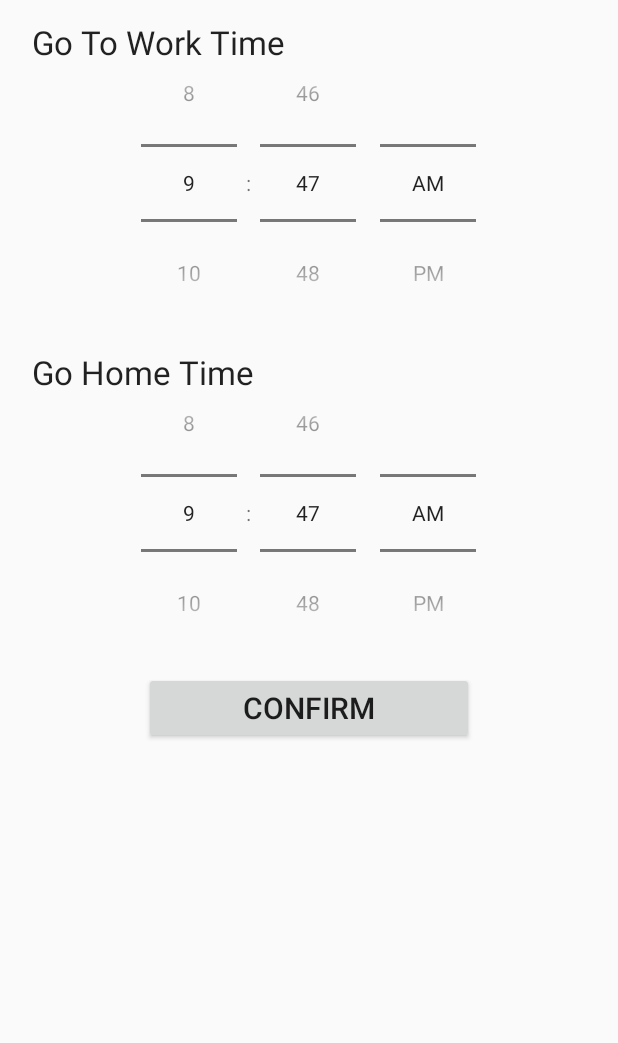
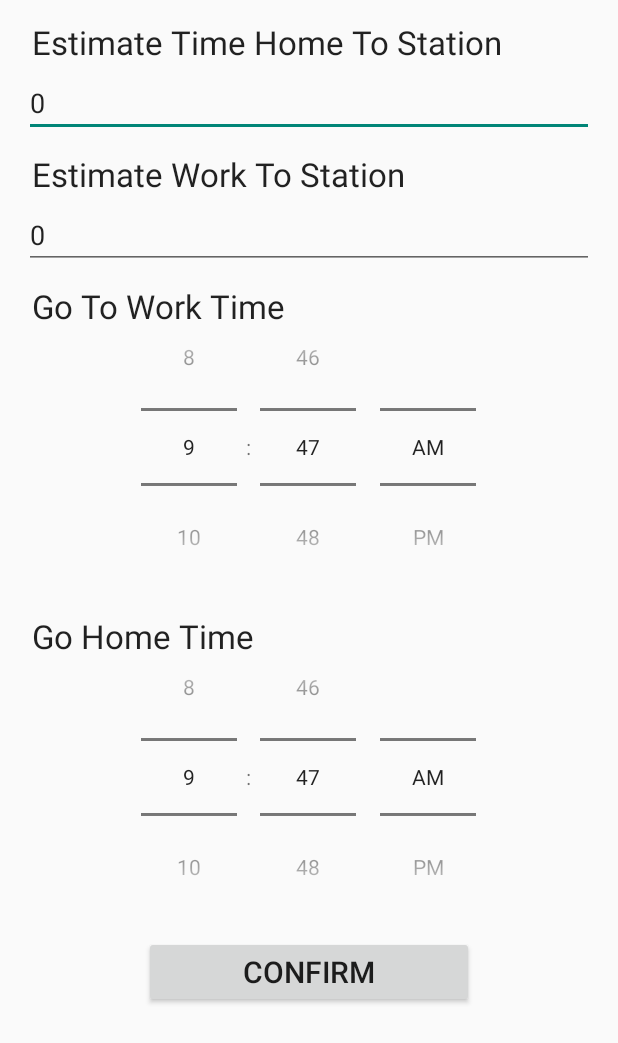
Before and after one commit to yawenl/subway_alert, an Android app: the layout activity_set_start_time.xml on its own in the app's theme, with its tools: preview values and no code run, on a phone screen of 412 x 824 dp. Shown: the top 1043 px of the screen. Run offline under Robolectric (Android 15) with nearby library versions, the phone set to English and light mode, and no system bars.

```diff
--- a/app/src/main/java/com/example/lindsey/wayfair_alert/SetStartTimeActivity.java
+++ b/app/src/main/java/com/example/lindsey/wayfair_alert/SetStartTimeActivity.java
@@ -11,6 +11,7 @@ import android.view.Menu;
 import android.view.MenuItem;
 import android.view.View;
 import android.widget.DatePicker;
+import android.widget.EditText;
 import android.widget.TimePicker;
 
 import org.json.JSONObject;
@@ -70,9 +71,15 @@ public class SetStartTimeActivity extends ActionBarActivity {
         editor.putInt("workMinute", workMinute);
         editor.putInt("homeHour", homeHour);
         editor.putInt("homeMinute", homeMinute);
-        editor.commit();
+
+        int timeEHomeToStation = Integer.parseInt(((EditText)this.findViewById(R.id.eHomeToStation)).getText().toString());
+        editor.putInt("eHomeToStation", timeEHomeToStation);
+
+        int timeEWorkToStation = Integer.parseInt(((EditText)this.findViewById(R.id.eWorkToStation)).getText().toString());
+        editor.putInt("eWorkToStation", timeEWorkToStation);
 
 
+        editor.commit();
 
         finish();
         return;
--- a/app/src/main/java/com/example/lindsey/wayfair_alert/Utility.java
+++ b/app/src/main/java/com/example/lindsey/wayfair_alert/Utility.java
@@ -5,6 +5,7 @@ import android.content.Context;
 import android.content.DialogInterface;
 import android.util.Log;
 
+import java.util.Calendar;
 import java.util.HashMap;
 import java.util.Random;
 
@@ -205,4 +206,22 @@ public class Utility {
             return b + a;
         }
     }
+
+    /**
+     *
+     * calculate the time into seconds
+     *
+     * @return totalSeconds
+     */
+    public static int getCurrentTime(){
+        Calendar c = Calendar.getInstance();
+
+        int seconds = c.get(Calendar.SECOND);
+        int minutes = c.get(Calendar.MINUTE);
+        int hours = c.get(Calendar.HOUR);
+
+        int totalSeconds = seconds + minutes * 60 + hours * 60 * 60;
+        return totalSeconds;
+
+    }
 }
--- a/app/src/main/res/layout/activity_set_start_time.xml
+++ b/app/src/main/res/layout/activity_set_start_time.xml
@@ -17,6 +17,50 @@
         <!-- everything you already have -->
 
 
+        <TextView
+            android:layout_width="wrap_content"
+            android:layout_height="wrap_content"
+            android:textAppearance="?android:attr/textAppearanceLarge"
+            android:text="Estimate Time Home To Station"
+            android:id="@+id/esstext"
+            android:layout_marginTop="10dp"
+            android:layout_marginBottom="3dp"
+            android:layout_marginLeft="5dp" />
+
+
+
+        <EditText
+            android:layout_width="wrap_content"
+            android:layout_height="wrap_content"
+            android:inputType="number"
+            android:ems="10"
+            android:id="@+id/eHomeToStation"
+            android:width="30dp"
+            android:text="0"
+            android:layout_column="10" />
+
+
+        <TextView
+            android:layout_width="wrap_content"
+            android:layout_height="wrap_content"
+            android:textAppearance="?android:attr/textAppearanceLarge"
+            android:text="Estimate Work To Station"
+            android:id="@+id/ehtwText"
+            android:layout_marginTop="10dp"
+            android:layout_marginBottom="3dp"
+            android:layout_marginLeft="5dp" />
+
+
+
+        <EditText
+            android:layout_width="wrap_content"
+            android:layout_height="wrap_content"
+            android:inputType="number"
+            android:ems="10"
+            android:id="@+id/eWorkToStation"
+            android:width="30dp"
+            android:text="0"
+            android:layout_column="10" />
         <TextView
             android:layout_width="wrap_content"
             android:layout_height="wrap_content"
```
